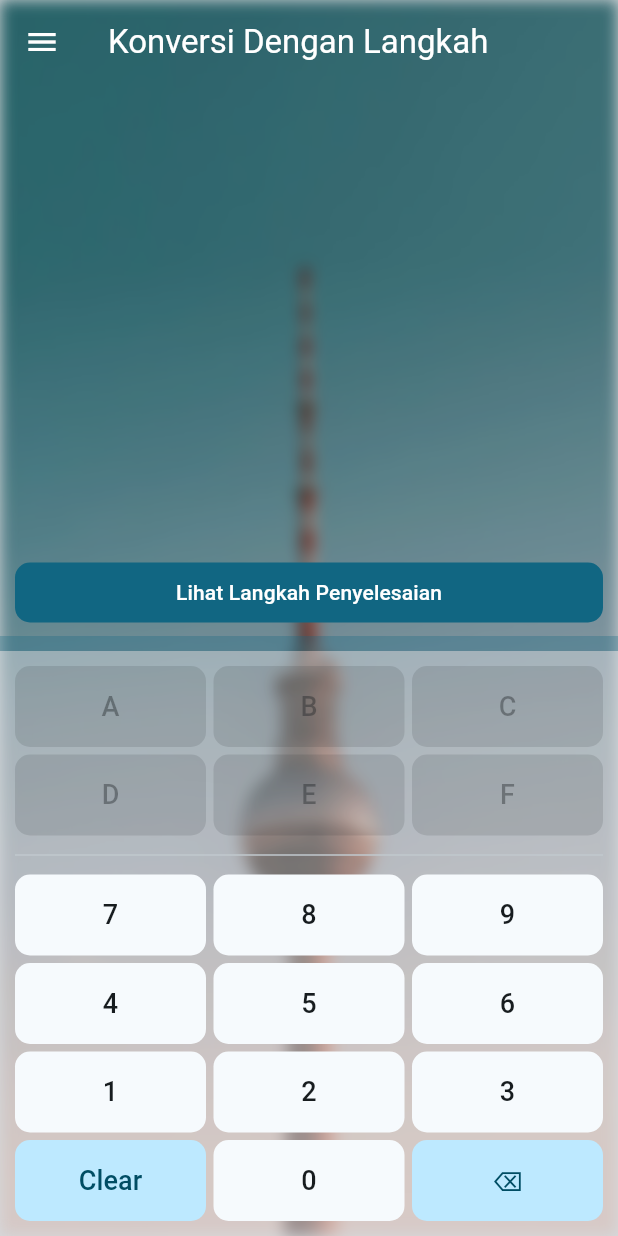
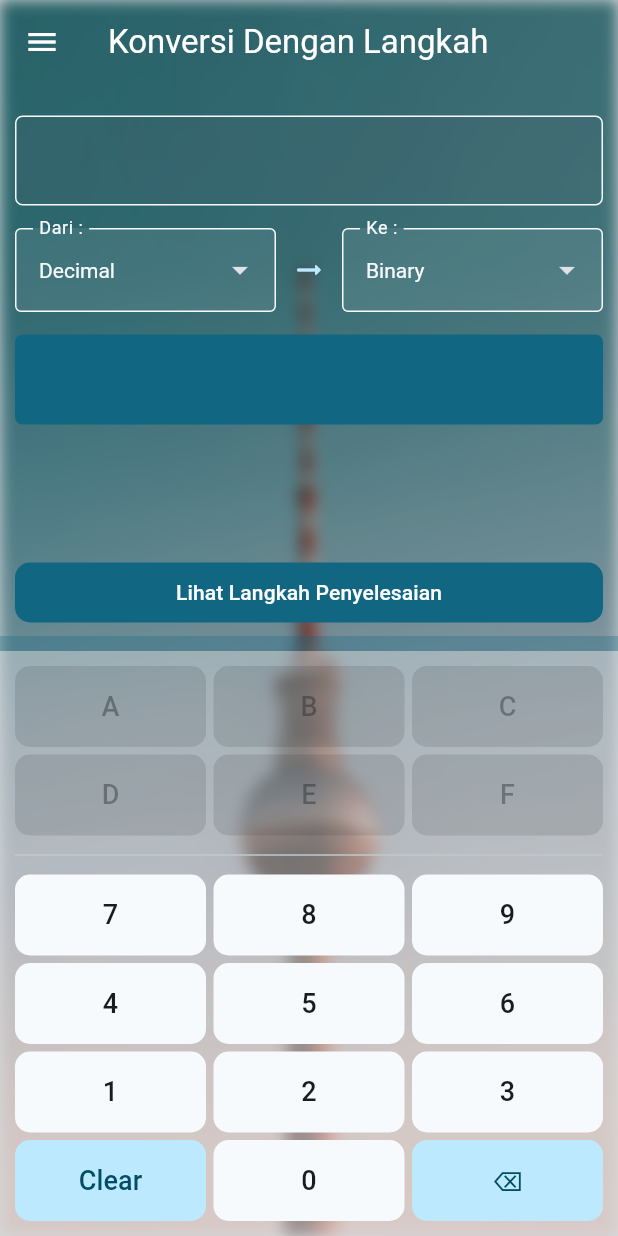
Before and after one commit to JavierGavra/number_conversion, a Flutter app: the screen it shows after launch, on a phone screen of 412 x 824 dp. Run offline on Flutter 3.47's test engine with Material 3 defaults, Android fonts, the light colour scheme and no system bars; our stand-ins replace bloc, equatable, flutter_bloc.

Commit message:
Add conversion ui

```diff
--- a/lib/features/conversion_with_step/views/pages/conversion_with_step_page.dart
+++ b/lib/features/conversion_with_step/views/pages/conversion_with_step_page.dart
@@ -7,8 +7,26 @@ import 'package:number_conversion/features/conversion_with_step/views/pages/step
 import 'package:number_conversion/features/custom_keyboard/views/widgets/custom_keyboard_widget.dart';
 import 'package:number_conversion/features/custom_keyboard/bloc/custom_keyboard_bloc.dart';
 
-class ConversionWithStepPage extends StatelessWidget {
+class ConversionWithStepPage extends StatefulWidget {
   const ConversionWithStepPage({super.key});
+
+  @override
+  State<ConversionWithStepPage> createState() => _ConversionWithStepPageState();
+}
+
+class _ConversionWithStepPageState extends State<ConversionWithStepPage> {
+  final ValueNotifier<int> _fromBase = ValueNotifier(NumberBaseType.decimal);
+  final ValueNotifier<int> _toBase = ValueNotifier(NumberBaseType.binary);
+
+  final List<DropdownMenuItem<int>> _numberBaseMenus = [
+    DropdownMenuItem(value: NumberBaseType.binary, child: Text("Binary")),
+    DropdownMenuItem(value: NumberBaseType.decimal, child: Text("Decimal")),
+    DropdownMenuItem(value: NumberBaseType.octal, child: Text("Octal")),
+    DropdownMenuItem(
+      value: NumberBaseType.hexadecimal,
+      child: Text("Hexadecimal"),
+    ),
+  ];
 
   @override
   Widget build(BuildContext context) {
@@ -57,12 +75,58 @@ class ConversionWithStepPage extends StatelessWidget {
                     );
                   },
                 ),
+                Container(
+                  height: 60,
+                  width: screenSize.width,
+                  margin: EdgeInsets.symmetric(horizontal: 10),
+                  decoration: BoxDecoration(
+                    color: color.secondary.withValues(alpha: 0.2),
+                    border: Border.all(color: color.surface),
+                    borderRadius: BorderRadius.circular(5),
+                  ),
+                ),
+                SizedBox(height: 15),
+                Padding(
+                  padding: const EdgeInsets.symmetric(horizontal: 10),
+                  child: Row(
+                    spacing: 10,
+                    mainAxisSize: MainAxisSize.min,
+                    children: [
+                      _buildDropdownButton(
+                        context: context,
+                        label: "Dari :",
+                        valueNotfier: _fromBase,
+                      ),
+                      Icon(
+                        Icons.arrow_right_alt_rounded,
+                        color: color.primaryContainer,
+                      ),
+                      _buildDropdownButton(
+                        context: context,
+                        label: "Ke :",
+                        valueNotfier: _toBase,
+                      ),
+                    ],
+                  ),
+                ),
+                SizedBox(height: 15),
+                Container(
+                  height: 60,
+                  width: screenSize.width,
+                  margin: EdgeInsets.symmetric(horizontal: 10),
+                  decoration: BoxDecoration(
+                    color: color.primary.withValues(alpha: 1),
+                    borderRadius: BorderRadius.circular(5),
+                  ),
+                ),
+                SizedBox(height: 50),
                 Spacer(),
                 Container(
                   width: screenSize.width,
                   margin: EdgeInsets.symmetric(horizontal: 10),
                   child: FilledButton(
                     onPressed: () {
+                      print("${_fromBase.value} -> ${_toBase.value}");
                       Hexadecimal hexadecimal = Hexadecimal("2E43C6");
                       Navigator.push(
                         context,
@@ -99,4 +163,39 @@ class ConversionWithStepPage extends StatelessWidget {
       ),
     );
   }
+
+  Widget _buildDropdownButton({
+    required BuildContext context,
+    required String label,
+    required ValueNotifier valueNotfier,
+  }) {
+    final ColorScheme color = Theme.of(context).colorScheme;
+    return ValueListenableBuilder(
+      valueListenable: valueNotfier,
+      builder: (context, value, child) {
+        return Expanded(
+          child: DropdownButtonFormField<int>(
+            value: value,
+            iconEnabledColor: color.surfaceContainerHighest,
+            style: TextStyle(color: color.surface),
+            dropdownColor: color.secondary,
+            decoration: InputDecoration(
+              labelText: label,
+              labelStyle: TextStyle(color: color.surface),
+              filled: true,
+              fillColor: color.surfaceContainerHighest.withValues(alpha: 0.1),
+              enabledBorder: OutlineInputBorder(
+                borderSide: BorderSide(color: color.surface),
+              ),
+              focusedBorder: OutlineInputBorder(
+                borderSide: BorderSide(color: color.surface),
+              ),
+            ),
+            onChanged: (value) => valueNotfier.value = value,
+            items: _numberBaseMenus,
+          ),
+        );
+      },
+    );
+  }
 }
--- a/lib/main.dart
+++ b/lib/main.dart
@@ -2,6 +2,7 @@ import 'package:flutter/material.dart';
 import 'package:flutter_bloc/flutter_bloc.dart';
 import 'package:number_conversion/core/bloc/provider.dart';
 import 'package:number_conversion/features/conversion_with_step/views/pages/conversion_with_step_page.dart';
+import 'package:number_conversion/features/real_time_conversion/views/pages/real_time_conversion_page.dart';
 
 void main() {
   runApp(const MyApp());
@@ -23,6 +24,7 @@ class MyApp extends StatelessWidget {
           useMaterial3: true,
         ),
         home: const ConversionWithStepPage(),
+        // home: const RealTimeConversionPage(),
       ),
     );
   }
```
